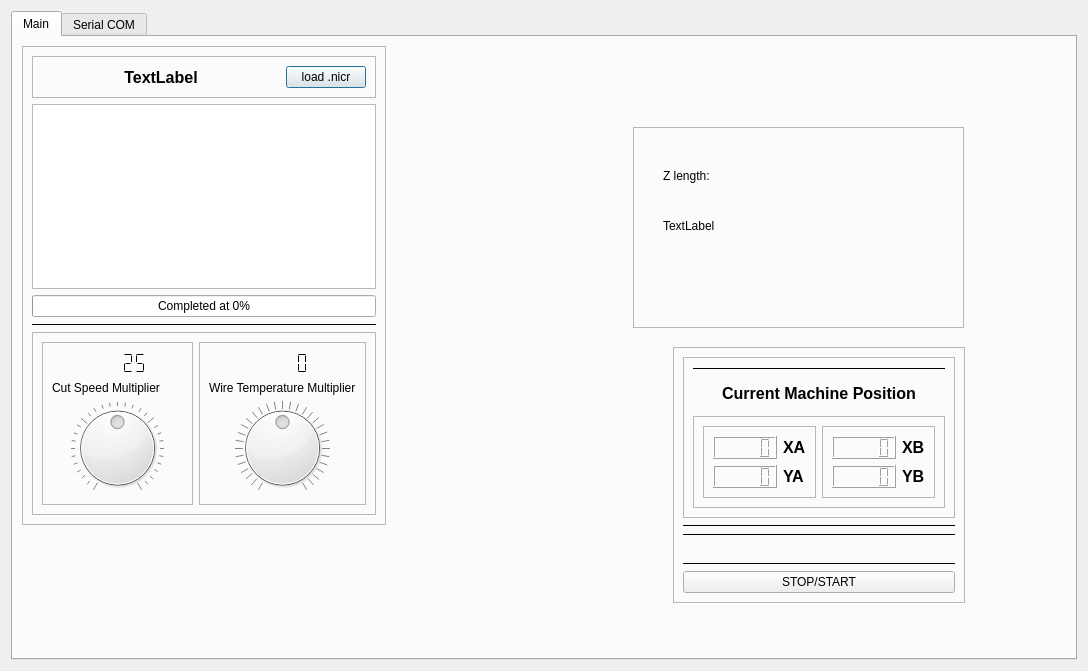
The window that Workbench/ui/ControlPanel.ui (JMG1/NiCr) describes before a commit, drawn with Qt 5.
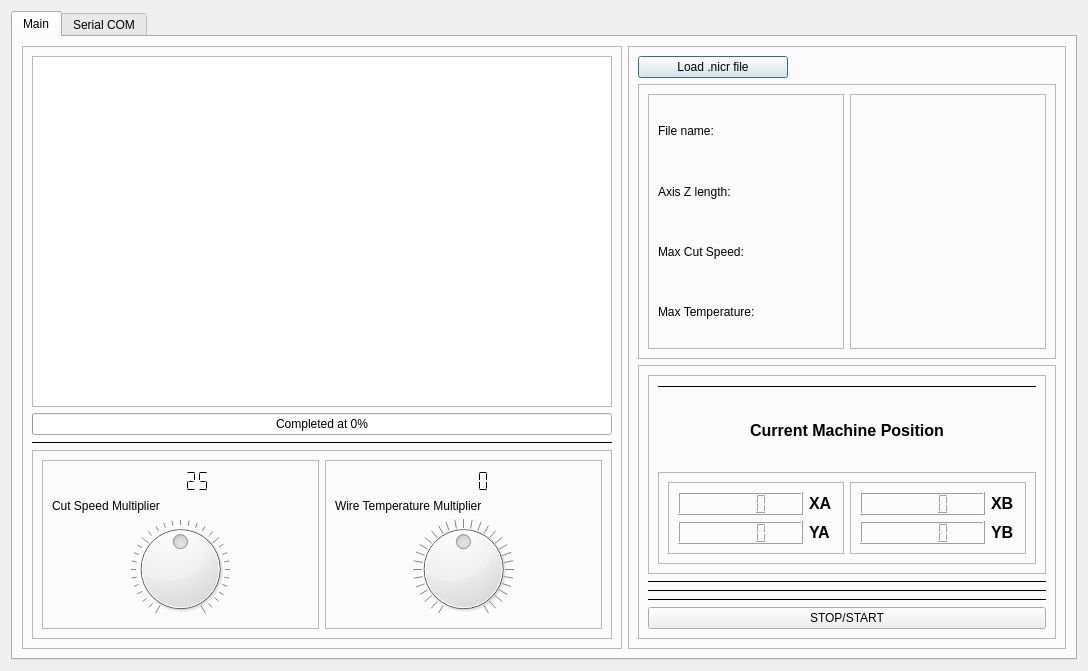
The same window after the commit. Icons and pictures are not drawn.

The edit to the form file:
```diff
--- a/Workbench/ui/ControlPanel.ui
+++ b/Workbench/ui/ControlPanel.ui
@@ -33,15 +33,9 @@
       <attribute name="title">
        <string>Main</string>
       </attribute>
+      <layout class="QHBoxLayout" name="horizontalLayout_9">
+       <item>
       <widget class="QFrame" name="frame_2">
-       <property name="geometry">
-        <rect>
-         <x>9</x>
-         <y>9</y>
-         <width>364</width>
-         <height>479</height>
-        </rect>
-       </property>
        <property name="maximumSize">
         <size>
          <width>600</width>
@@ -55,48 +49,6 @@
         <enum>QFrame::Raised</enum>
        </property>
        <layout class="QVBoxLayout" name="verticalLayout">
-        <item>
-         <widget class="QFrame" name="frame_16">
-          <property name="frameShape">
-           <enum>QFrame::StyledPanel</enum>
-          </property>
-          <property name="frameShadow">
-           <enum>QFrame::Raised</enum>
-          </property>
-          <layout class="QHBoxLayout" name="horizontalLayout_7">
-           <item>
-            <widget class="QLabel" name="lbl_program_name">
-             <property name="font">
-              <font>
-               <pointsize>12</pointsize>
-               <weight>75</weight>
-               <bold>true</bold>
-              </font>
-             </property>
-             <property name="text">
-              <string>TextLabel</string>
-             </property>
-             <property name="alignment">
-              <set>Qt::AlignCenter</set>
-             </property>
-            </widget>
-           </item>
-           <item>
-            <widget class="QPushButton" name="btn_load_nicr_file">
-             <property name="maximumSize">
-              <size>
-               <width>80</width>
-               <height>16777215</height>
-              </size>
-             </property>
-             <property name="text">
-              <string>load .nicr</string>
-             </property>
-            </widget>
-           </item>
-          </layout>
-         </widget>
-        </item>
         <item>
          <widget class="QListWidget" name="lw_commands"/>
         </item>
@@ -319,15 +271,151 @@
         </item>
        </layout>
       </widget>
+       </item>
+       <item>
+        <widget class="QFrame" name="frame_18">
+         <property name="frameShape">
+          <enum>QFrame::StyledPanel</enum>
+         </property>
+         <property name="frameShadow">
+          <enum>QFrame::Raised</enum>
+         </property>
+         <layout class="QVBoxLayout" name="verticalLayout_10">
+          <item>
+           <widget class="QPushButton" name="btn_load_nicr_file">
+            <property name="maximumSize">
+             <size>
+              <width>150</width>
+              <height>16777215</height>
+             </size>
+            </property>
+            <property name="text">
+             <string>Load .nicr file</string>
+            </property>
+           </widget>
+          </item>
+          <item>
+           <widget class="QFrame" name="frame_15">
+            <property name="frameShape">
+             <enum>QFrame::StyledPanel</enum>
+            </property>
+            <property name="frameShadow">
+             <enum>QFrame::Raised</enum>
+            </property>
+            <layout class="QHBoxLayout" name="horizontalLayout_7">
+             <item>
+              <widget class="QFrame" name="frame_16">
+               <property name="frameShape">
+                <enum>QFrame::StyledPanel</enum>
+               </property>
+               <property name="frameShadow">
+                <enum>QFrame::Raised</enum>
+               </property>
+               <layout class="QVBoxLayout" name="verticalLayout_8">
+                <item>
+                 <widget class="QLabel" name="label_13">
+                  <property name="text">
+                   <string>File name:</string>
+                  </property>
+                 </widget>
+                </item>
+                <item>
+                 <widget class="QLabel" name="label_8">
+                  <property name="text">
+                   <string>Axis Z length:</string>
+                  </property>
+                 </widget>
+                </item>
+                <item>
+                 <widget class="QLabel" name="label_9">
+                  <property name="text">
+                   <string>Max Cut Speed:</string>
+                  </property>
+                 </widget>
+                </item>
+                <item>
+                 <widget class="QLabel" name="label_11">
+                  <property name="text">
+                   <string>Max Temperature:</string>
+                  </property>
+                 </widget>
+                </item>
+               </layout>
+              </widget>
+             </item>
+             <item>
+              <widget class="QFrame" name="frame_17">
+               <property name="frameShape">
+                <enum>QFrame::StyledPanel</enum>
+               </property>
+               <property name="frameShadow">
+                <enum>QFrame::Raised</enum>
+               </property>
+               <layout class="QVBoxLayout" name="verticalLayout_9">
+                <item>
+                 <widget class="QLabel" name="lbl_file_name">
+                  <property name="font">
+                   <font>
+                    <pointsize>10</pointsize>
+                    <weight>75</weight>
+                    <bold>true</bold>
+                   </font>
+                  </property>
+                  <property name="text">
+                   <string/>
+                  </property>
+                 </widget>
+                </item>
+                <item>
+                 <widget class="QLabel" name="lbl_z_length">
+                  <property name="font">
+                   <font>
+                    <pointsize>10</pointsize>
+                    <weight>75</weight>
+                    <bold>true</bold>
+                   </font>
+                  </property>
+                  <property name="text">
+                   <string/>
+                  </property>
+                 </widget>
+                </item>
+                <item>
+                 <widget class="QLabel" name="lbl_max_temp">
+                  <property name="font">
+                   <font>
+                    <pointsize>10</pointsize>
+                    <weight>75</weight>
+                    <bold>true</bold>
+                   </font>
+                  </property>
+                  <property name="text">
+                   <string/>
+                  </property>
+                 </widget>
+                </item>
+                <item>
+                 <widget class="QLabel" name="lbl_max_cut_speed">
+                  <property name="font">
+                   <font>
+                    <pointsize>10</pointsize>
+                    <weight>75</weight>
+                    <bold>true</bold>
+                   </font>
+                  </property>
+                  <property name="text">
+                   <string/>
+                  </property>
+                 </widget>
+                </item>
+               </layout>
+              </widget>
+             </item>
+            </layout>
+           </widget>
+          </item>
+          <item>
       <widget class="QFrame" name="frame_12">
-       <property name="geometry">
-        <rect>
-         <x>660</x>
-         <y>310</y>
-         <width>292</width>
-         <height>256</height>
-        </rect>
-       </property>
        <property name="frameShape">
         <enum>QFrame::StyledPanel</enum>
        </property>
@@ -525,22 +613,6 @@
           </property>
          </widget>
         </item>
-        <item>
-         <spacer name="verticalSpacer">
-          <property name="orientation">
-           <enum>Qt::Vertical</enum>
-          </property>
-          <property name="sizeType">
-           <enum>QSizePolicy::Preferred</enum>
-          </property>
-          <property name="sizeHint" stdset="0">
-           <size>
-            <width>20</width>
-            <height>20</height>
-           </size>
-          </property>
-         </spacer>
-        </item>
         <item>
          <widget class="Line" name="line_2">
           <property name="frameShadow">
@@ -563,48 +635,11 @@
         </item>
        </layout>
       </widget>
-      <widget class="QFrame" name="frame_15">
-       <property name="geometry">
-        <rect>
-         <x>620</x>
-         <y>90</y>
-         <width>331</width>
-         <height>201</height>
-        </rect>
-       </property>
-       <property name="frameShape">
-        <enum>QFrame::StyledPanel</enum>
-       </property>
-       <property name="frameShadow">
-        <enum>QFrame::Raised</enum>
-       </property>
-       <widget class="QLabel" name="label_8">
-        <property name="geometry">
-         <rect>
-          <x>30</x>
-          <y>40</y>
-          <width>56</width>
-          <height>17</height>
-         </rect>
-        </property>
-        <property name="text">
-         <string>Z length:</string>
-        </property>
-       </widget>
-       <widget class="QLabel" name="label_9">
-        <property name="geometry">
-         <rect>
-          <x>30</x>
-          <y>90</y>
-          <width>56</width>
-          <height>17</height>
-         </rect>
-        </property>
-        <property name="text">
-         <string>TextLabel</string>
-        </property>
-       </widget>
-      </widget>
+          </item>
+         </layout>
+        </widget>
+       </item>
+      </layout>
      </widget>
      <widget class="QWidget" name="tab_2">
       <attribute name="title">
```
Lines whose indentation alone changed are shown as unchanged.
